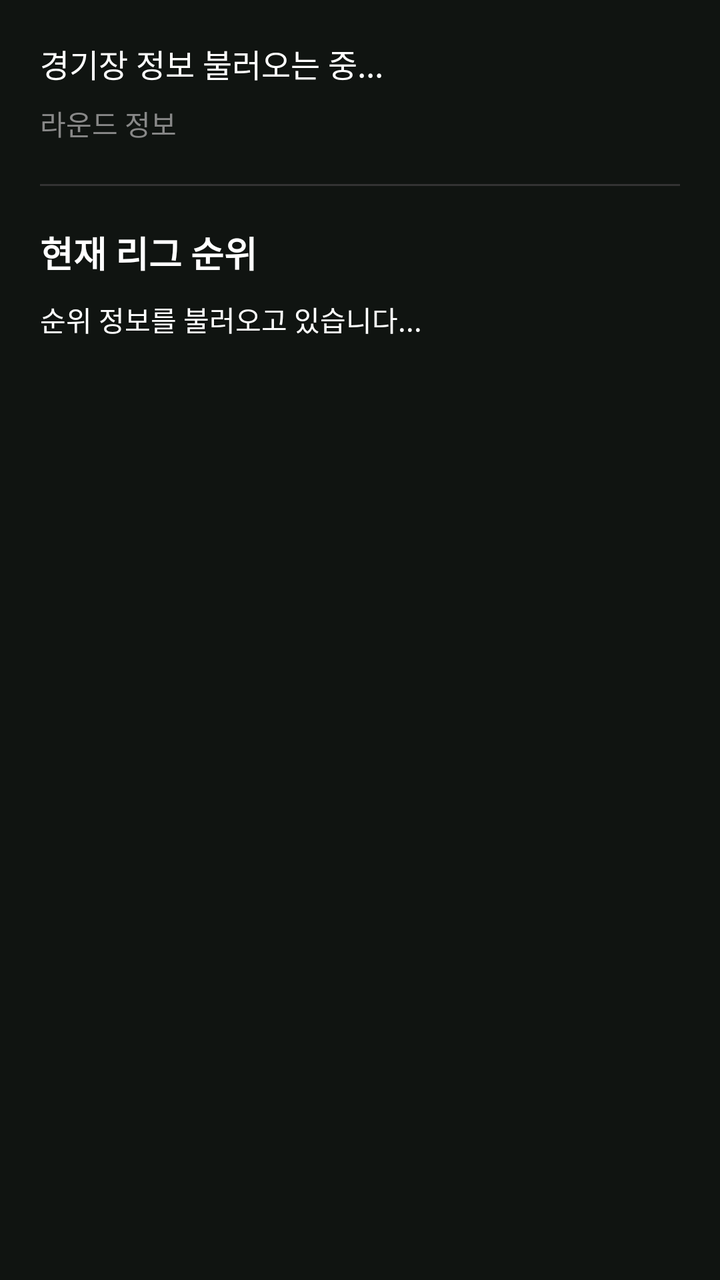
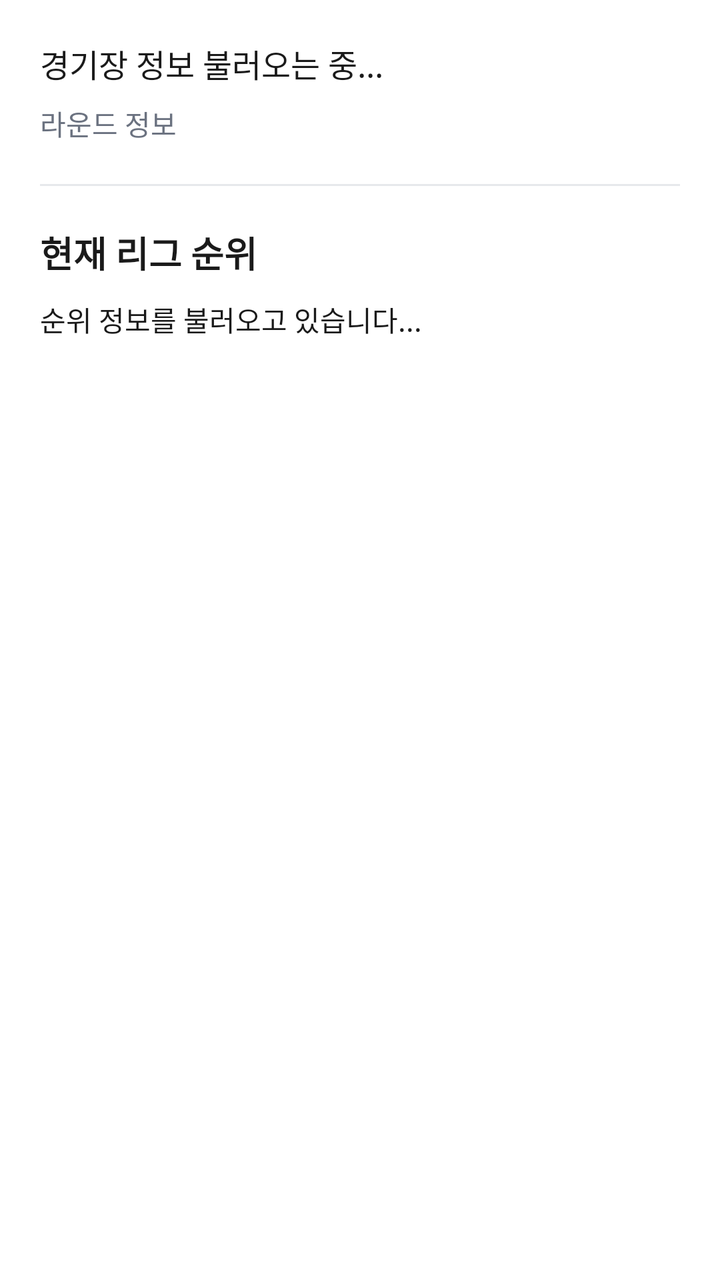

An Android layout rendered at two revisions. The XML below is the earlier revision; the diff shows what the commit changed to produce the second picture.
<!-- AndroidManifest.xml: application theme Theme.MyApplication -->
<!-- res/layout/fragment_preview.xml -->
<?xml version="1.0" encoding="utf-8"?>
<LinearLayout xmlns:android="http://schemas.android.com/apk/res/android"
    android:layout_width="match_parent"
    android:layout_height="match_parent"
    android:background="#101411"
    android:orientation="vertical"
    android:padding="20dp">

    <TextView
        android:id="@+id/tvStadiumInfo"
        android:layout_width="match_parent"
        android:layout_height="wrap_content"
        android:text="경기장 정보 불러오는 중..."
        android:textColor="#FFFFFF"
        android:textSize="16sp" />

    <TextView
        android:id="@+id/tvRoundInfo"
        android:layout_width="match_parent"
        android:layout_height="wrap_content"
        android:layout_marginTop="8dp"
        android:text="라운드 정보"
        android:textColor="#888888" />

    <View
        android:layout_width="match_parent"
        android:layout_height="1dp"
        android:background="#333333"
        android:layout_marginVertical="20dp" />

    <TextView
        android:layout_width="match_parent"
        android:layout_height="wrap_content"
        android:text="현재 리그 순위"
        android:textColor="#FFFFFF"
        android:textStyle="bold"
        android:textSize="18sp"
        android:layout_marginBottom="10dp"/>

    <TextView
        android:id="@+id/tvStandingsPreview"
        android:layout_width="match_parent"
        android:layout_height="wrap_content"
        android:textColor="#FFFFFF"
        android:text="순위 정보를 불러오고 있습니다..."/>

</LinearLayout>
<!-- resources referenced by this layout -->
<resources>
  <style name="Theme.MyApplication" parent="Base.Theme.MyApplication" />
  <style name="Base.Theme.MyApplication" parent="Theme.Material3.DayNight.NoActionBar">
          
          
      </style>
</resources>

<!-- the commit's change to res/layout/fragment_preview.xml (unified diff, before → after) -->
@@ -2,7 +2,7 @@
 <LinearLayout xmlns:android="http://schemas.android.com/apk/res/android"
     android:layout_width="match_parent"
     android:layout_height="match_parent"
-    android:background="#101411"
+    android:background="@color/bg"
     android:orientation="vertical"
     android:padding="20dp">
 
@@ -11,7 +11,7 @@
         android:layout_width="match_parent"
         android:layout_height="wrap_content"
         android:text="경기장 정보 불러오는 중..."
-        android:textColor="#FFFFFF"
+        android:textColor="@color/text_primary"
         android:textSize="16sp" />
 
     <TextView
@@ -20,19 +20,19 @@
         android:layout_height="wrap_content"
         android:layout_marginTop="8dp"
         android:text="라운드 정보"
-        android:textColor="#888888" />
+        android:textColor="@color/text_secondary" />
 
     <View
         android:layout_width="match_parent"
         android:layout_height="1dp"
-        android:background="#333333"
+        android:background="@color/surface_variant"
         android:layout_marginVertical="20dp" />
 
     <TextView
         android:layout_width="match_parent"
         android:layout_height="wrap_content"
         android:text="현재 리그 순위"
-        android:textColor="#FFFFFF"
+        android:textColor="@color/text_primary"
         android:textStyle="bold"
         android:textSize="18sp"
         android:layout_marginBottom="10dp"/>
@@ -41,7 +41,7 @@
         android:id="@+id/tvStandingsPreview"
         android:layout_width="match_parent"
         android:layout_height="wrap_content"
-        android:textColor="#FFFFFF"
+        android:textColor="@color/text_primary"
         android:text="순위 정보를 불러오고 있습니다..."/>
 
 </LinearLayout>
<!-- resource entries referenced after the edit -->
@@ -1,9 +1,20 @@
 <!-- resources referenced by this layout -->
 <resources>
+  <color name="bg">#FFFFFF</color>
+  <color name="surface_variant">#E6E8EB</color>
+  <color name="text_primary">#1A1A1A</color>
+  <color name="text_secondary">#6B7280</color>
   <style name="Theme.MyApplication" parent="Base.Theme.MyApplication" />
-  <style name="Base.Theme.MyApplication" parent="Theme.Material3.DayNight.NoActionBar">
-          
-          
+  <style name="Base.Theme.MyApplication" parent="Theme.Material3.Light.NoActionBar">
+          <item name="colorPrimary">@color/accent</item>
+          <item name="colorOnPrimary">@color/on_accent</item>
+          <item name="android:windowBackground">@color/bg</item>
+          <item name="android:statusBarColor">@color/bg</item>
+          <item name="android:navigationBarColor">@color/bg</item>
+          <item name="android:windowLightStatusBar">true</item>
+          <item name="android:windowLightNavigationBar" tools:targetApi="o_mr1">true</item>
       </style>
+  <color name="accent">#F2711C</color>
+  <color name="on_accent">#FFFFFF</color>
 </resources>
 
